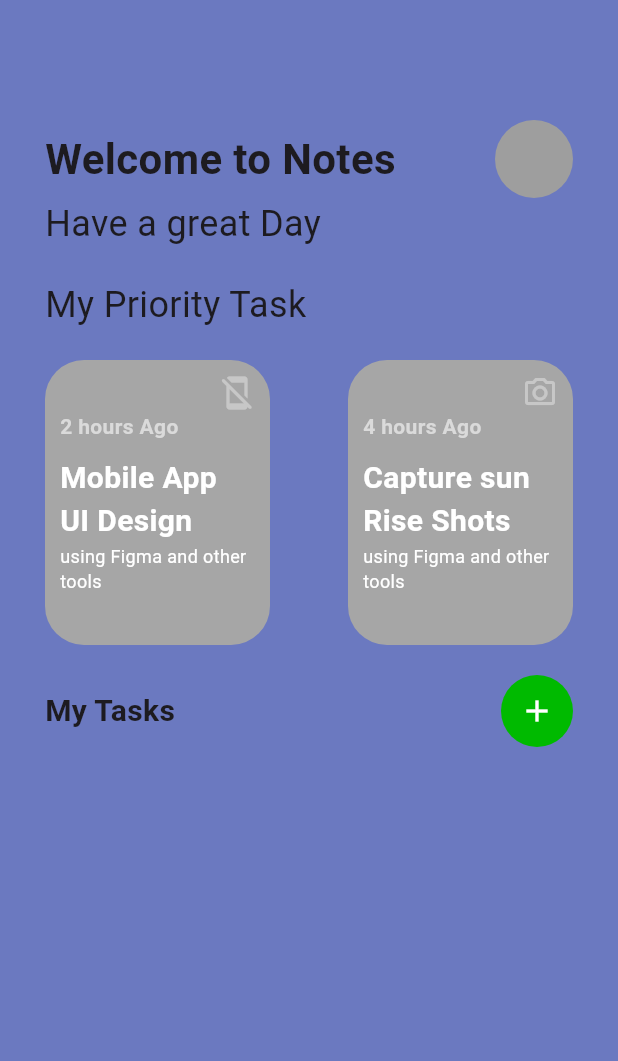
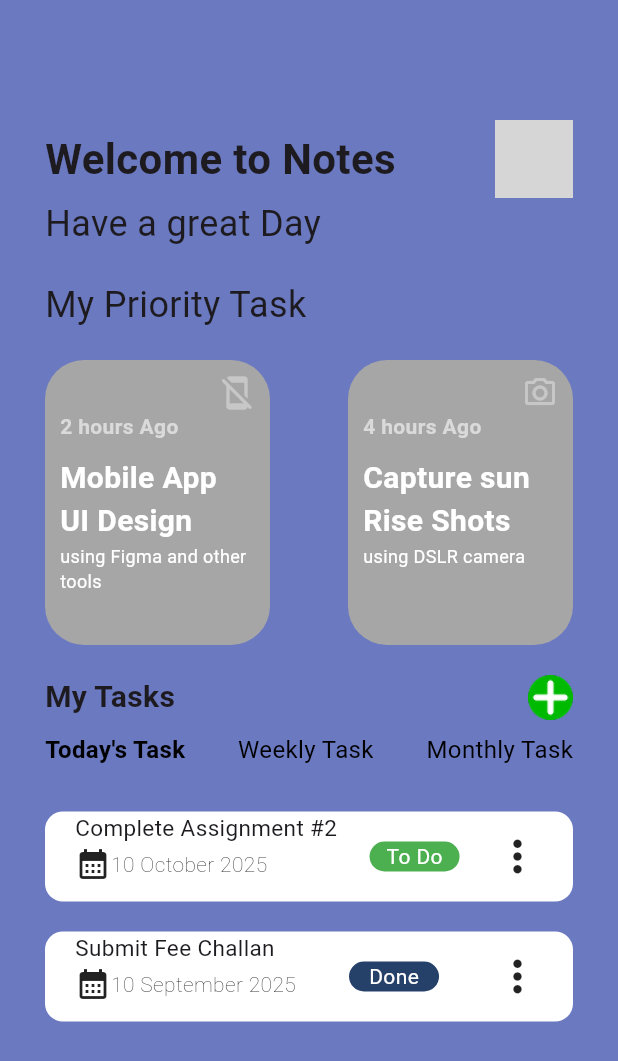
Before and after one commit to vikashbaria/Todo-App-Project-By-Jawan-Pakistan, a Flutter app: the Welcomenote screen opened directly, on a phone screen of 412 x 824 dp. Shown: the top 1061 px of the screen. Run offline on Flutter 3.47's test engine with Material 3 defaults, Android fonts, the phone set to English and light mode, and no system bars; network calls fail; grey boxes are pictures that could not be loaded.

Commit message:
Updated Code

```diff
--- /dev/null
+++ b/lib/global-widgets/lower_tab.dart
@@ -0,0 +1,71 @@
+import 'package:flutter/material.dart';
+
+Widget lowertab({
+  required String tasktitle,
+  required String date,
+  required String status,
+}) {
+  return Container(
+    width: double.infinity,
+    height: 60,
+    decoration: BoxDecoration(
+      color: Colors.white,
+      borderRadius: BorderRadius.circular(12),
+    ),
+    child: Padding(
+      padding: EdgeInsetsGeometry.only(left: 20, right: 20),
+      child: Row(
+        mainAxisAlignment: MainAxisAlignment.spaceBetween,
+        children: [
+          Column(
+            mainAxisAlignment: MainAxisAlignment.start,
+            crossAxisAlignment: CrossAxisAlignment.start,
+
+            children: [
+              Text(
+                tasktitle,
+                style: TextStyle(fontSize: 15, fontWeight: FontWeight.w400),
+              ),
+              SizedBox(height: 2),
+              Row(
+                children: [
+                  Icon(Icons.calendar_month),
+                  Text(
+                    date,
+                    style: TextStyle(
+                      fontSize: 14,
+                      fontWeight: FontWeight.w200,
+                      color: Colors.black,
+                    ),
+                  ),
+                ],
+              ),
+            ],
+          ),
+          Container(
+            width: 60,
+            height: 20,
+            decoration: BoxDecoration(
+              color: status.contains("To Do")
+                  ? Colors.green
+                  : Color(0xff254069),
+
+              borderRadius: BorderRadius.all(Radius.circular(12)),
+            ),
+            child: Center(
+              child: Text(
+                status,
+
+                style: TextStyle(
+                  //backgroundColor: Color(0xff254069),
+                  color: Colors.white,
+                ),
+              ),
+            ),
+          ),
+          Icon(Icons.more_vert_outlined, size: 34),
+        ],
+      ),
+    ),
+  );
+}
--- /dev/null
+++ b/lib/global-widgets/tab_task.dart
@@ -0,0 +1,20 @@
+import 'package:flutter/material.dart';
+
+Widget tabtask({
+  required String title,
+  required String selectedtab,
+  required VoidCallback onTap,
+}) {
+  bool isselectedTab = selectedtab == title;
+  return GestureDetector(
+    onTap: onTap,
+    child: Text(
+      title,
+      style: TextStyle(
+        fontSize: 16,
+        fontWeight: isselectedTab ? FontWeight.w600 : FontWeight.normal,
+        color: isselectedTab ? Colors.black : Colors.black,
+      ),
+    ),
+  );
+}
--- a/lib/screens/Welcomenote.dart
+++ b/lib/screens/Welcomenote.dart
@@ -1,5 +1,8 @@
 import 'package:flutter/material.dart';
-import 'package:todo_app/global%20widgets/widgets.dart';
+import 'package:todo_app/global-widgets/lower_tab.dart';
+import 'package:todo_app/global-widgets/tab_task.dart';
+import 'package:todo_app/global-widgets/widgets.dart';
+import 'package:todo_app/screens/add_task.dart';
 
 class Welcomenote extends StatefulWidget {
   const Welcomenote({super.key});
@@ -9,35 +12,59 @@ class Welcomenote extends StatefulWidget {
 }
 
 class _WelcomenoteState extends State<Welcomenote> {
+  List<Map<String, String>> taskList = [
+    {
+      "title": "Complete Assignment #2",
+      "date": "10 October 2025",
+      "status": "To Do",
+    },
+    {
+      "title": "Submit Fee Challan",
+      "date": "10 September 2025",
+      "status": "Done",
+    },
+  ];
+
+  String imageurl =
+      "https://scontent.fkhi10-1.fna.fbcdn.net/v/t1.6435-9/35549898_1731946206920610_7671100783688941568_n.jpg?_nc_cat=102&ccb=1-7&_nc_sid=a5f93a&_nc_ohc=yy4Mz9ABkSEQ7kNvwET3zz5&_nc_oc=AdmmH24THsmj5DTzl9TK4MMqQ6f0Bv5KQ9ZZww7LjYaXorKMeO8WzjkOB5F8lYjFX-U&_nc_zt=23&_nc_ht=scontent.fkhi10-1.fna&_nc_gid=RiUnhpHzqHQdAF5_SLhvEg&oh=00_AfdTEIARVzGtLdYKC7N9-AUqeTcHHATD2WNuWyZoTGEgFw&oe=69215519";
+  String selectedTab = "Today's Task";
+
   @override
   Widget build(BuildContext context) {
     return Scaffold(
       body: Padding(
         padding: const EdgeInsets.only(top: 80, left: 30, right: 30),
         child: Column(
-          mainAxisAlignment: MainAxisAlignment.start,
           crossAxisAlignment: CrossAxisAlignment.start,
           children: [
+            // HEADER
             Row(
               mainAxisAlignment: MainAxisAlignment.spaceBetween,
               children: [
-                Text(
+                const Text(
                   "Welcome to Notes",
                   style: TextStyle(fontSize: 28, fontWeight: FontWeight.w700),
                 ),
-                CircleAvatar(radius: 26, backgroundColor: Colors.grey),
+                CircleAvatar(
+                  backgroundImage: NetworkImage(imageurl),
+                  radius: 26,
+                  backgroundColor: Colors.grey,
+                ),
               ],
             ),
-            Text(
+            const Text(
               "Have a great Day",
               style: TextStyle(fontSize: 24, fontWeight: FontWeight.w400),
             ),
-            SizedBox(height: 20),
-            Text(
-              "My Priority Task ",
+            const SizedBox(height: 20),
+
+            const Text(
+              "My Priority Task",
               style: TextStyle(fontSize: 24, fontWeight: FontWeight.w400),
             ),
-            SizedBox(height: 20),
+            const SizedBox(height: 20),
+
+            // PRIORITY CARDS
             Row(
               mainAxisAlignment: MainAxisAlignment.spaceBetween,
               children: [
@@ -51,29 +78,81 @@ class _WelcomenoteState extends State<Welcomenote> {
                   icon: Icons.camera_alt_outlined,
                   timeAgo: "4 hours Ago",
                   title: "Capture sun\nRise Shots",
-                  subtitle: "using Figma and other tools",
+                  subtitle: "using DSLR camera",
                 ),
               ],
             ),
-            SizedBox(height: 20),
+            const SizedBox(height: 20),
+
+            // MY TASKS HEADER
             Row(
               mainAxisAlignment: MainAxisAlignment.spaceBetween,
               children: [
-                Text(
-                  "My Tasks ",
+                const Text(
+                  "My Tasks",
                   style: TextStyle(fontSize: 20, fontWeight: FontWeight.w700),
                 ),
-                Container(
-                  decoration: const BoxDecoration(
-                    color: Color(0xFF00BA00),
-                    shape: BoxShape.circle,
-                  ),
-                  child: IconButton(
-                    icon: const Icon(Icons.add, color: Colors.white),
-                    onPressed: () {},
-                  ),
+                GestureDetector(
+                  onTap: () async {
+                    final newTask = await Navigator.push(
+                      context,
+                      MaterialPageRoute(
+                        builder: (context) =>
+                            CreateTaskScreen(imagelink: imageurl),
+                      ),
+                    );
+
+                    if (newTask != null) {
+                      setState(() {
+                        taskList.add(newTask);
+                      });
+                    }
+                  },
+                  child: Image.asset("assets/plus-icon.png", height: 30),
                 ),
               ],
+            ),
+            const SizedBox(height: 8),
+
+            // TASK TABS
+            Row(
+              mainAxisAlignment: MainAxisAlignment.spaceBetween,
+              children: [
+                tabtask(
+                  title: "Today's Task",
+                  selectedtab: selectedTab,
+                  onTap: () => setState(() => selectedTab = "Today's Task"),
+                ),
+                tabtask(
+                  title: "Weekly Task",
+                  selectedtab: selectedTab,
+                  onTap: () => setState(() => selectedTab = "Weekly Task"),
+                ),
+                tabtask(
+                  title: "Monthly Task",
+                  selectedtab: selectedTab,
+                  onTap: () => setState(() => selectedTab = "Monthly Task"),
+                ),
+              ],
+            ),
+            const SizedBox(height: 30),
+
+            // TASK LIST
+            Expanded(
+              child: ListView.builder(
+                itemCount: taskList.length,
+                itemBuilder: (context, index) {
+                  final task = taskList[index];
+                  return Padding(
+                    padding: const EdgeInsets.only(bottom: 20),
+                    child: lowertab(
+                      tasktitle: task["title"] ?? "",
+                      date: task["date"] ?? "",
+                      status: task["status"] ?? "To Do",
+                    ),
+                  );
+                },
+              ),
             ),
           ],
         ),
```
Also changed, not shown: lib/screens/add_task.dart (added, +212 -0 lines), Screenshot_1761218252.png (added), Screenshot_1761218256.png (added), Screenshot_1761218260.png (added), lib/global-widgets/widgets.dart (renamed from lib/global widgets/widgets.dart), 1 other file.
